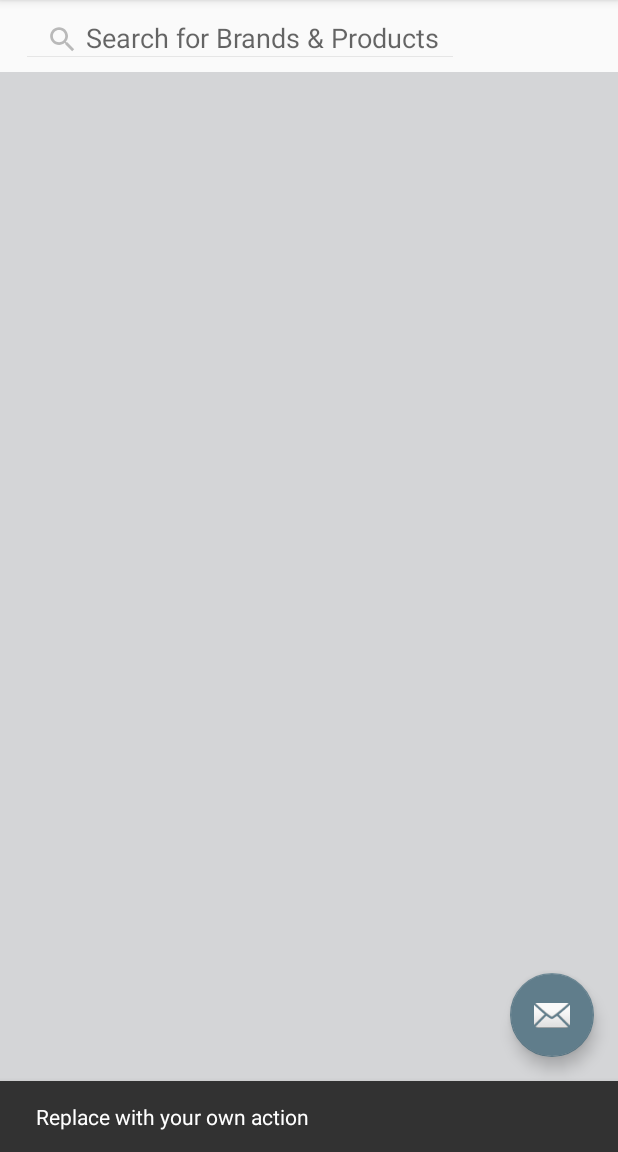
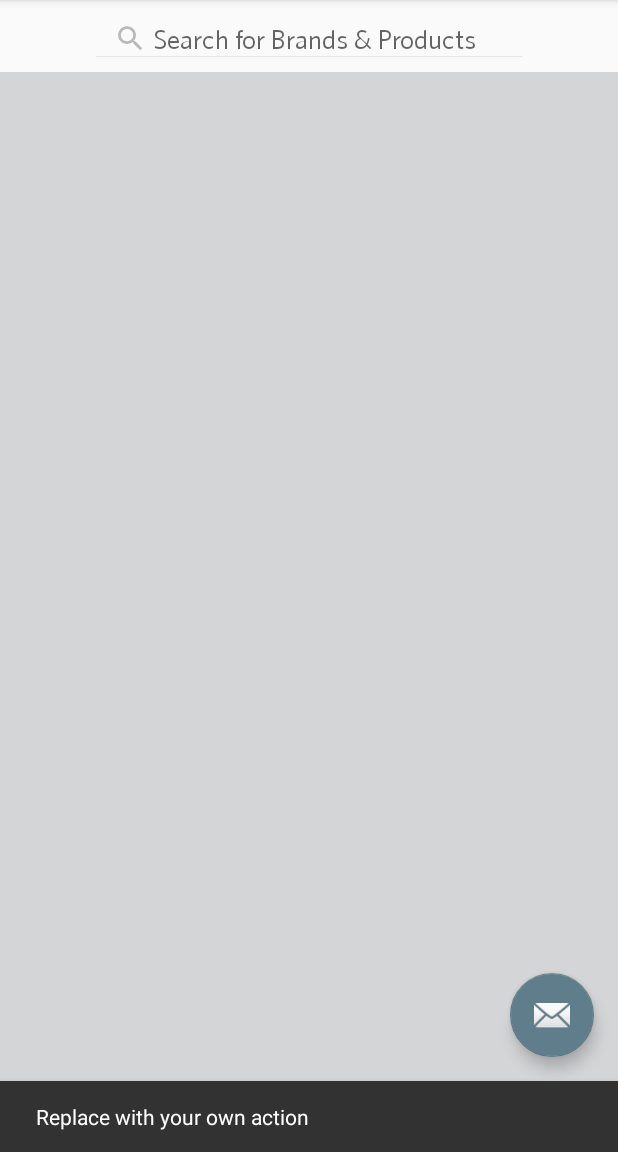
Before and after one commit to Pratikgit/ILoveZappos, an Android app: the screen it shows after launch (ProductSearchActivity), after a tap on an icon or button, on a phone screen of 412 x 824 dp, the part 84-1236 px from its top. Run offline under Robolectric (Android 15) with nearby library versions, the phone set to English and light mode, and no system bars.

Commit message:
- Modifying search UI on ProductSearchActivity

```diff
--- a/app/src/main/java/umbc/edu/ilovezappos/activities/ProductSearchActivity.java
+++ b/app/src/main/java/umbc/edu/ilovezappos/activities/ProductSearchActivity.java
@@ -19,6 +19,7 @@ import android.view.Gravity;
 import android.view.Menu;
 import android.view.MenuItem;
 import android.view.View;
+import android.widget.EditText;
 import android.widget.TextView;
 
 import java.util.List;
@@ -35,6 +36,8 @@ import umbc.edu.ilovezappos.network.ApiClient;
 import umbc.edu.ilovezappos.utils.Constants;
 import umbc.edu.ilovezappos.utils.Util;
 
+import static umbc.edu.ilovezappos.utils.Util.applyWhitneyMedium;
+
 public class ProductSearchActivity extends AppCompatActivity
         implements NavigationView.OnNavigationItemSelectedListener {
     private Toolbar mtoolbar;
@@ -45,6 +48,7 @@ public class ProductSearchActivity extends AppCompatActivity
     private ApiInterface apiService;
     private CoordinatorLayout coordinatorLayout;
     private SearchView msearchView;
+    private EditText mSearchBox;
     private String mSearchQuery;
     private RecyclerView mRecyclerView;
     private ProductListAdapter mProductListAdapter;
@@ -125,6 +129,9 @@ public class ProductSearchActivity extends AppCompatActivity
         msearchView.setQueryHint(getResources().getString(R.string.search_title_hint));
         msearchView.onActionViewExpanded();
         msearchView.setIconified(false);
+        mSearchBox =((EditText) msearchView.findViewById (android.support.v7.appcompat.R.id.search_src_text));
+        applyWhitneyMedium(mSearchBox,mcontext);
+
         // adding QueryListner
         msearchView.setOnQueryTextListener(new SearchView.OnQueryTextListener(){
 
--- a/app/src/main/java/umbc/edu/ilovezappos/utils/Util.java
+++ b/app/src/main/java/umbc/edu/ilovezappos/utils/Util.java
@@ -4,14 +4,20 @@ import android.content.Context;
 import android.graphics.Typeface;
 import android.net.ConnectivityManager;
 import android.net.NetworkInfo;
+import android.widget.EditText;
 import android.widget.TextView;
 
 /**
  * Created by Pratik on 26-01-2017.
+ * Contains Utils methods
  */
 
 public class Util {
-
+    /**
+     * Checks whether device is connected to wifi
+     * @param context
+     * @return
+     */
     public static boolean isNetworkConnected(Context context) {
         ConnectivityManager connMgr = (ConnectivityManager) context.getSystemService(Context.CONNECTIVITY_SERVICE);
         NetworkInfo networkInfo = connMgr.getActiveNetworkInfo();
@@ -19,12 +25,42 @@ public class Util {
 
     }
 
+    /**
+     * Applys WHITNEY MEDIUM font to textview passed
+     * @param textView
+     * @param context
+     */
     public static void applyWhitneyMedium(TextView textView, Context context) {
         Typeface font = Typeface.createFromAsset(context.getAssets(), "fonts/font_whitneyMedium.ttf");
         textView.setTypeface(font);
     }
+    /**
+     * Applys WHITNEY BOLD font to textview passed
+     * @param textView
+     * @param context
+     */
     public static void applyWhitneyBold(TextView textView,Context context) {
         Typeface font = Typeface.createFromAsset(context.getAssets(), "fonts/font_whitneyBold.ttf");
         textView.setTypeface(font);
     }
+
+    /**
+     * Applys WHITNEY BOLD font to editTextView passed
+     * @param editText
+     * @param context
+     */
+    public static void applyWhitneyBold(EditText editText, Context context) {
+        Typeface font = Typeface.createFromAsset(context.getAssets(), "fonts/font_whitneyBold.ttf");
+        editText.setTypeface(font);
+    }
+    /**
+     * Applys WHITNEY MEDIUM font to editTextView passed
+     * @param editText
+     * @param context
+     */
+    public static void applyWhitneyMedium(EditText editText, Context context) {
+        Typeface font = Typeface.createFromAsset(context.getAssets(), "fonts/font_whitneyMedium.ttf");
+        editText.setTypeface(font);
+    }
+
 }
--- a/app/src/main/res/layout/activity_product_search_content.xml
+++ b/app/src/main/res/layout/activity_product_search_content.xml
@@ -11,9 +11,11 @@
 
     <android.support.v7.widget.SearchView
         android:id="@+id/searchView"
-        android:padding="10dp"
+        android:padding="@dimen/item_product_padding_10dp"
         android:layout_width="wrap_content"
         android:elevation="100dp"
+        android:layout_centerHorizontal="true"
+        android:searchIcon="@drawable/ic_search_black"
         android:layout_height="wrap_content">
     </android.support.v7.widget.SearchView>
 
--- a/app/src/main/res/values/colors.xml
+++ b/app/src/main/res/values/colors.xml
@@ -1,7 +1,7 @@
 <?xml version="1.0" encoding="utf-8"?>
     <resources>
         <color name="colorPrimary">#4FC396</color>
-        <color name="colorPrimaryDark">#757575</color>
+        <color name="colorPrimaryDark">#2A3148</color>
         <color name="primary_light">#E1BEE7</color>
         <color name="colorAccent">#607D8B</color>
         <color name="primary_text">#212121</color>
```
Also changed, not shown: app/src/main/res/layout/item_product_layout.xml (+21 -13 lines), app/src/main/res/values/dimens.xml (+6 -1 lines).
